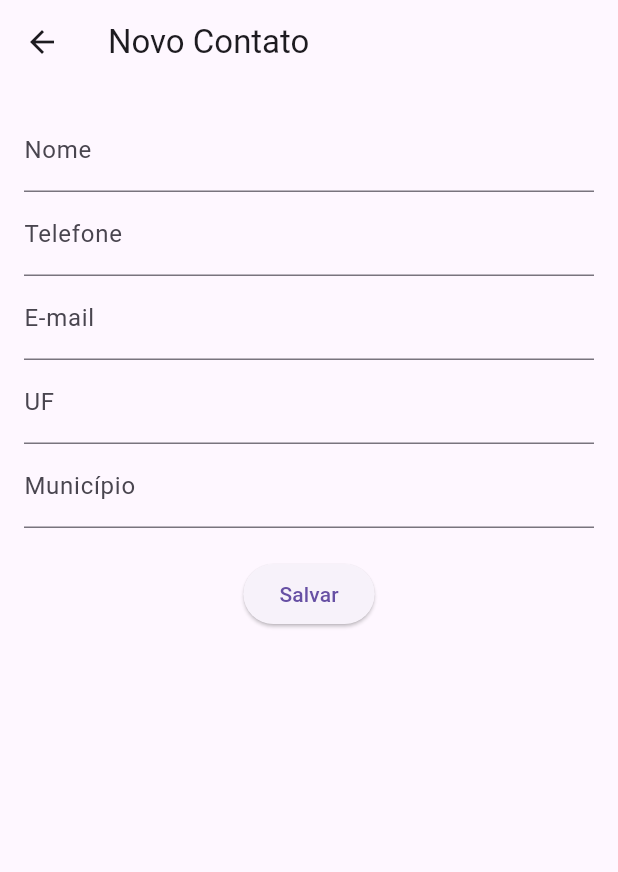
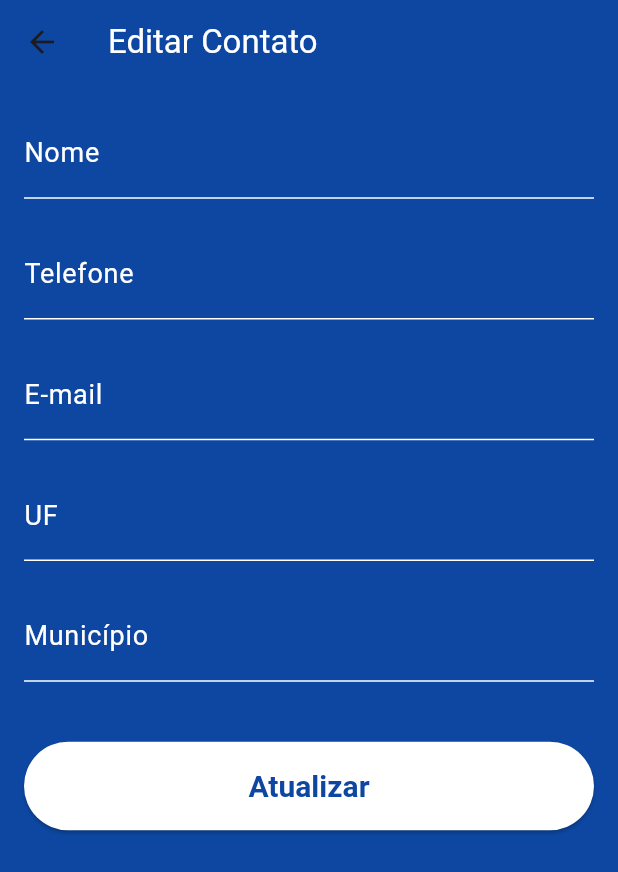
Before and after one commit to Klholin/Projeto_integrador_V-A, a Flutter app: the DetalhesScreen screen opened directly with empty values, after a tap on "Editar", on a phone screen of 412 x 824 dp. Shown: the top 872 px of the screen. Run offline on Flutter 3.47's test engine with Material 3 defaults, Android fonts, the phone set to English and light mode, and no system bars; our stand-ins replace sqflite; accounts and stored records are empty.

Commit message:
Alterações finais

```diff
--- a/lib/screens/cadastro_screen.dart
+++ b/lib/screens/cadastro_screen.dart
@@ -3,7 +3,9 @@ import '../database/database_helper.dart';
 import '../models/contato.dart';
 
 class CadastroScreen extends StatefulWidget {
-  const CadastroScreen({super.key});
+  final Contato? contato; // se vier preenchido, é edição
+
+  const CadastroScreen({super.key, this.contato});
 
   @override
   State<CadastroScreen> createState() => _CadastroScreenState();
@@ -11,63 +13,84 @@ class CadastroScreen extends StatefulWidget {
 
 class _CadastroScreenState extends State<CadastroScreen> {
   final _formKey = GlobalKey<FormState>();
-  final _nomeController = TextEditingController();
-  final _telefoneController = TextEditingController();
-  final _emailController = TextEditingController();
-  final _ufController = TextEditingController();
-  final _municipioController = TextEditingController();
+  late TextEditingController _nomeController;
+  late TextEditingController _telefoneController;
+  late TextEditingController _emailController;
+  late TextEditingController _ufController;
+  late TextEditingController _municipioController;
+
+  @override
+  void initState() {
+    super.initState();
+    // Preenche os campos se for edição
+    _nomeController = TextEditingController(text: widget.contato?.nome ?? '');
+    _telefoneController = TextEditingController(text: widget.contato?.telefone ?? '');
+    _emailController = TextEditingController(text: widget.contato?.email ?? '');
+    _ufController = TextEditingController(text: widget.contato?.uf ?? '');
+    _municipioController = TextEditingController(text: widget.contato?.municipio ?? '');
+  }
 
   @override
   Widget build(BuildContext context) {
     return Scaffold(
-      appBar: AppBar(title: const Text('Novo Contato')),
+      backgroundColor: const Color(0xFF0D47A1), // 🔵 fundo azul
+      appBar: AppBar(
+        title: Text(
+          widget.contato == null ? 'Novo Contato' : 'Editar Contato',
+          style: const TextStyle(color: Colors.white, fontSize: 22),
+        ),
+        backgroundColor: const Color(0xFF0D47A1),
+        elevation: 0,
+      ),
       body: Padding(
         padding: const EdgeInsets.all(16),
         child: Form(
           key: _formKey,
-          child: Column(
+          child: ListView(
             children: [
-              TextFormField(
-                controller: _nomeController,
-                decoration: const InputDecoration(labelText: 'Nome'),
-                validator: (value) => value!.isEmpty ? 'Informe o nome' : null,
-              ),
-              TextFormField(
-                controller: _telefoneController,
-                decoration: const InputDecoration(labelText: 'Telefone'),
-                validator: (value) => value!.isEmpty ? 'Informe o telefone' : null,
-              ),
-              TextFormField(
-                controller: _emailController,
-                decoration: const InputDecoration(labelText: 'E-mail'),
-                validator: (value) => value!.isEmpty ? 'Informe o e-mail' : null,
-              ),
-              TextFormField(
-                controller: _ufController,
-                decoration: const InputDecoration(labelText: 'UF'),
-                validator: (value) => value!.isEmpty ? 'Informe a UF' : null,
-              ),
-              TextFormField(
-                controller: _municipioController,
-                decoration: const InputDecoration(labelText: 'Município'),
-                validator: (value) => value!.isEmpty ? 'Informe o município' : null,
-              ),
+              _buildCampo('Nome', _nomeController),
               const SizedBox(height: 20),
+              _buildCampo('Telefone', _telefoneController),
+              const SizedBox(height: 20),
+              _buildCampo('E-mail', _emailController),
+              const SizedBox(height: 20),
+              _buildCampo('UF', _ufController),
+              const SizedBox(height: 20),
+              _buildCampo('Município', _municipioController),
+              const SizedBox(height: 40),
               ElevatedButton(
+                style: ElevatedButton.styleFrom(
+                  padding: const EdgeInsets.symmetric(vertical: 18),
+                  backgroundColor: Colors.white,
+                  textStyle: const TextStyle(fontSize: 20),
+                ),
                 onPressed: () async {
                   if (_formKey.currentState!.validate()) {
                     final contato = Contato(
+                      id: widget.contato?.id, // mantém o id se for edição
                       nome: _nomeController.text,
                       telefone: _telefoneController.text,
                       email: _emailController.text,
                       uf: _ufController.text,
                       municipio: _municipioController.text,
                     );
-                    await DatabaseHelper.instance.inserirContato(contato.toMap());
-                    Navigator.pop(context);
+
+                    if (widget.contato == null) {
+                      await DatabaseHelper.instance.inserirContato(contato.toMap());
+                    } else {
+                      await DatabaseHelper.instance.atualizarContato(contato.toMap());
+                    }
+
+                    Navigator.pop(context, true);
                   }
                 },
-                child: const Text('Salvar'),
+                child: Text(
+                  widget.contato == null ? 'Salvar' : 'Atualizar',
+                  style: const TextStyle(
+                    color: Color(0xFF0D47A1),
+                    fontWeight: FontWeight.bold,
+                  ),
+                ),
               ),
             ],
           ),
@@ -75,4 +98,22 @@ class _CadastroScreenState extends State<CadastroScreen> {
       ),
     );
   }
+
+  Widget _buildCampo(String label, TextEditingController controller) {
+    return TextFormField(
+      controller: controller,
+      style: const TextStyle(color: Colors.white, fontSize: 18),
+      decoration: InputDecoration(
+        labelText: label,
+        labelStyle: const TextStyle(color: Colors.white, fontSize: 18),
+        enabledBorder: const UnderlineInputBorder(
+          borderSide: BorderSide(color: Colors.white),
+        ),
+        focusedBorder: const UnderlineInputBorder(
+          borderSide: BorderSide(color: Colors.white, width: 2),
+        ),
+      ),
+      validator: (value) => value == null || value.isEmpty ? 'Preencha $label' : null,
+    );
+  }
 }
--- a/lib/screens/detalhes_screen.dart
+++ b/lib/screens/detalhes_screen.dart
@@ -12,33 +12,94 @@ class DetalhesScreen extends StatelessWidget {
   Widget build(BuildContext context) {
     return Scaffold(
       appBar: AppBar(title: Text(contato.nome)),
+      backgroundColor: const Color(0xFF0D47A1),
       body: Padding(
         padding: const EdgeInsets.all(16),
         child: Column(
           crossAxisAlignment: CrossAxisAlignment.start,
           children: [
-            Text('Telefone: ${contato.telefone}'),
-            Text('E-mail: ${contato.email}'),
-            Text('UF: ${contato.uf}'),
-            Text('Município: ${contato.municipio}'),
+            Text(
+              contato.nome,
+              style: const TextStyle(fontSize: 32, color: Colors.white),
+            ),
+            const SizedBox(height: 30),
+            Text(
+              'Telefone: ${contato.telefone}',
+              style: const TextStyle(fontSize: 28, color: Colors.white),
+            ),
             const SizedBox(height: 20),
-            ElevatedButton(
-              onPressed: () {
-                Navigator.push(
+            Text(
+              'Email: ${contato.email}',
+              style: const TextStyle(fontSize: 28, color: Colors.white),
+            ),
+            const SizedBox(height: 20),
+            Text(
+              'UF: ${contato.uf}',
+              style: const TextStyle(fontSize: 28, color: Colors.white),
+            ),
+            const SizedBox(height: 20),
+            Text(
+              'Município: ${contato.municipio}',
+              style: const TextStyle(fontSize: 28, color: Colors.white),
+            ),
+            const SizedBox(height: 100),
+
+            // 🔵 Botões lado a lado
+            Row(
+              children: [
+                Expanded(
+                  child: ElevatedButton(
+                    style: ElevatedButton.styleFrom(
+                      padding: const EdgeInsets.symmetric(vertical: 18),
+                      textStyle: const TextStyle(fontSize: 20),
+                      backgroundColor: const Color.fromARGB(255, 243, 245, 243),
+                    ),
+                    onPressed: () async {
+                      final atualizado = await Navigator.push(
                         context,
                         MaterialPageRoute(
-                    builder: (_) => CadastroScreen(), // aqui você pode criar uma tela de edição
+                          builder: (_) => CadastroScreen(contato: contato),
                         ),
                       );
+
+                      if (atualizado == true) {
+                        Navigator.pop(context, true);
+                      }
                     },
-              child: const Text('Editar'),
+                    child: const Text(
+                      'Editar',
+                      style: TextStyle(
+                        color: Color(0xFF0D47A1),
+                        fontSize: 20,
+                        fontWeight: FontWeight.bold,
                       ),
-            ElevatedButton(
+                    ),
+                  ),
+                ),
+
+                const SizedBox(width: 16),
+                Expanded(
+                  child: ElevatedButton(
+                    style: ElevatedButton.styleFrom(
+                      padding: const EdgeInsets.symmetric(vertical: 18),
+                      textStyle: const TextStyle(fontSize: 20),
+                      backgroundColor: const Color.fromARGB(255, 243, 245, 243), // cor excluir
+                    ),
                     onPressed: () async {
                       await DatabaseHelper.instance.excluirContato(contato.id!);
                       Navigator.pop(context, true);
                     },
-              child: const Text('Excluir'),
+                            child: const Text(
+                      'Excluir',
+                      style: TextStyle(
+                        color: Colors.red, // cor do texto
+                        fontSize: 20,
+                        fontWeight: FontWeight.bold
+                      ),
+                    ),
+                  ),
+                ),
+              ],
             ),
           ],
         ),
--- a/pubspec.yaml
+++ b/pubspec.yaml
@@ -59,6 +59,9 @@ flutter:
   # the material Icons class.
   uses-material-design: true
 
+  assets:
+   - assets/fundo_almeida.png
+
   # To add assets to your application, add an assets section, like this:
   # assets:
   #   - images/a_dot_burr.jpeg
```
Also changed, not shown: lib/database/database_helper.dart (+8 -2 lines), lib/models/contato.dart (+22 -13 lines), lib/screens/lista_screen.dart (+40 -12 lines), assets/fundo_almeida.png (added). Lines whose indentation alone changed are shown as unchanged.
